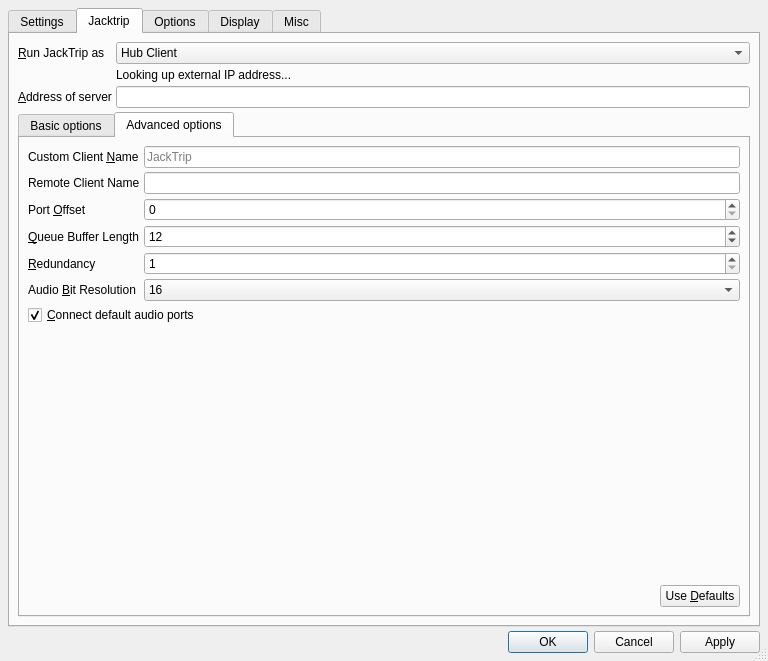
Old version of the form src/qjackctlSetupForm.ui in the repository alexcoy257/cuws-gui.
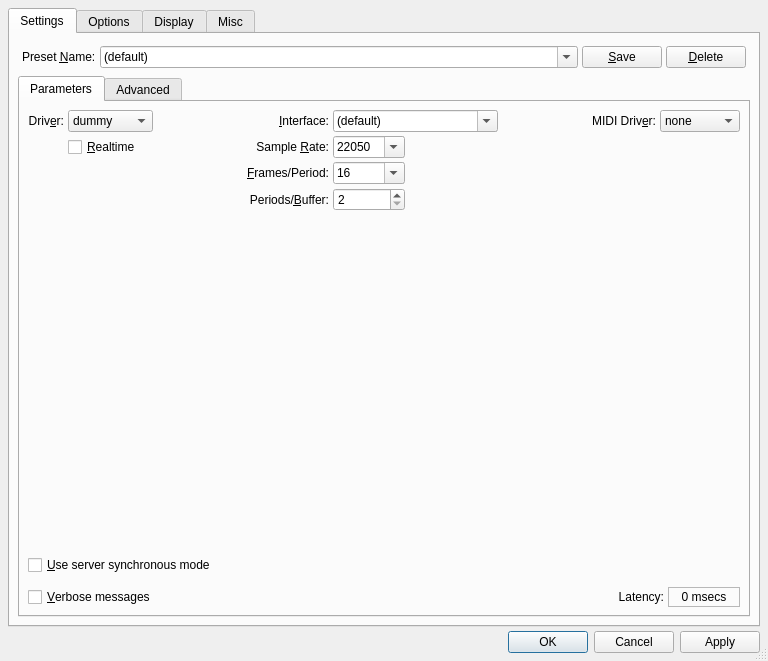
New version of the form. The open tabs and pages were chosen to show the change. Icons and pictures are not drawn. Custom widgets are drawn as their Qt base class.

Commit message: Renamed project.  Modified About ; Setup ; Main forms to clean things up

Patch:
```diff
--- a/src/qjackctlSetupForm.ui
+++ b/src/qjackctlSetupForm.ui
@@ -47,7 +47,7 @@
       <bool>false</bool>
      </property>
      <property name="currentIndex">
-      <number>1</number>
+      <number>0</number>
      </property>
      <widget class="QWidget" name="SettingsTabPage">
       <attribute name="title">
@@ -2055,418 +2055,6 @@
        </item>
       </layout>
      </widget>
-     <widget class="QWidget" name="JacktripTabPage">
-      <property name="enabled">
-       <bool>true</bool>
-      </property>
-      <attribute name="title">
-       <string>Jacktrip</string>
-      </attribute>
-      <layout class="QGridLayout" name="gridLayout">
-       <item row="2" column="1">
-        <widget class="QLineEdit" name="addressEdit"/>
-       </item>
-       <item row="0" column="0">
-        <widget class="QLabel" name="typeLabel">
-         <property name="text">
-          <string>&amp;Run JackTrip as</string>
-         </property>
-         <property name="buddy">
-          <cstring>typeComboBox</cstring>
-         </property>
-        </widget>
-       </item>
-       <item row="1" column="1">
-        <widget class="QLabel" name="ipLabel">
-         <property name="text">
-          <string>Looking up external IP address...</string>
-         </property>
-        </widget>
-       </item>
-       <item row="2" column="0">
-        <widget class="QLabel" name="addressLabel">
-         <property name="enabled">
-          <bool>true</bool>
-         </property>
-         <property name="text">
-          <string>&amp;Address of server</string>
-         </property>
-         <property name="buddy">
-          <cstring>addressEdit</cstring>
-         </property>
-        </widget>
-       </item>
-       <item row="4" column="0" colspan="2">
-        <widget class="QTabWidget" name="optionsTabWidget">
-         <property name="enabled">
-          <bool>true</bool>
-         </property>
-         <property name="minimumSize">
-          <size>
-           <width>391</width>
-           <height>0</height>
-          </size>
-         </property>
-         <property name="currentIndex">
-          <number>0</number>
-         </property>
-         <property name="tabsClosable">
-          <bool>false</bool>
-         </property>
-         <property name="movable">
-          <bool>false</bool>
-         </property>
-         <widget class="QWidget" name="basicTab">
-          <attribute name="title">
-           <string>Basic options</string>
-          </attribute>
-          <layout class="QGridLayout" name="gridLayout_3">
-           <item row="3" column="0" colspan="2">
-            <widget class="QCheckBox" name="zeroCheckBox">
-             <property name="text">
-              <string>Set buffer to &amp;zero when underrun occurs</string>
-             </property>
-            </widget>
-           </item>
-           <item row="1" column="1">
-            <widget class="QComboBox" name="autoPatchComboBox">
-             <property name="currentIndex">
-              <number>0</number>
-             </property>
-             <item>
-              <property name="text">
-               <string>Server to clients</string>
-              </property>
-             </item>
-             <item>
-              <property name="text">
-               <string>Client loopback</string>
-              </property>
-             </item>
-             <item>
-              <property name="text">
-               <string>Client fan out/in but no loopback</string>
-              </property>
-             </item>
-             <item>
-              <property name="text">
-               <string>Full Mix</string>
-              </property>
-             </item>
-             <item>
-              <property name="text">
-               <string>No auto patching</string>
-              </property>
-             </item>
-            </widget>
-           </item>
-           <item row="4" column="0">
-            <spacer name="basicVerticalSpacer">
-             <property name="orientation">
-              <enum>Qt::Vertical</enum>
-             </property>
-             <property name="sizeType">
-              <enum>QSizePolicy::Expanding</enum>
-             </property>
-             <property name="sizeHint" stdset="0">
-              <size>
-               <width>20</width>
-               <height>40</height>
-              </size>
-             </property>
-            </spacer>
-           </item>
-           <item row="1" column="0">
-            <widget class="QLabel" name="autoPatchLabel">
-             <property name="maximumSize">
-              <size>
-               <width>130</width>
-               <height>16777215</height>
-              </size>
-             </property>
-             <property name="text">
-              <string>Hub auto&amp;patch mode</string>
-             </property>
-             <property name="buddy">
-              <cstring>autoPatchComboBox</cstring>
-             </property>
-            </widget>
-           </item>
-           <item row="0" column="0">
-            <widget class="QLabel" name="channelLabel">
-             <property name="maximumSize">
-              <size>
-               <width>130</width>
-               <height>16777215</height>
-              </size>
-             </property>
-             <property name="text">
-              <string>&amp;Number of channels</string>
-             </property>
-             <property name="buddy">
-              <cstring>channelSpinBox</cstring>
-             </property>
-            </widget>
-           </item>
-           <item row="0" column="1">
-            <widget class="QSpinBox" name="channelSpinBox">
-             <property name="minimum">
-              <number>1</number>
-             </property>
-             <property name="value">
-              <number>2</number>
-             </property>
-            </widget>
-           </item>
-           <item row="6" column="0" colspan="2">
-            <layout class="QHBoxLayout" name="aboutLayout">
-             <item>
-              <spacer name="aboutSpacer">
-               <property name="orientation">
-                <enum>Qt::Horizontal</enum>
-               </property>
-               <property name="sizeHint" stdset="0">
-                <size>
-                 <width>40</width>
-                 <height>20</height>
-                </size>
-               </property>
-              </spacer>
-             </item>
-             <item>
-              <widget class="QPushButton" name="aboutButton">
-               <property name="text">
-                <string>About</string>
-               </property>
-              </widget>
-             </item>
-            </layout>
-           </item>
-          </layout>
-         </widget>
-         <widget class="QWidget" name="advancedTab">
-          <property name="enabled">
-           <bool>true</bool>
-          </property>
-          <attribute name="title">
-           <string>Advanced options</string>
-          </attribute>
-          <layout class="QGridLayout" name="gridLayout_4">
-           <item row="5" column="0">
-            <widget class="QLabel" name="resolutionLabel">
-             <property name="text">
-              <string>Audio &amp;Bit Resolution</string>
-             </property>
-             <property name="buddy">
-              <cstring>resolutionComboBox</cstring>
-             </property>
-            </widget>
-           </item>
-           <item row="0" column="1">
-            <widget class="QLineEdit" name="clientNameEdit">
-             <property name="maxLength">
-              <number>64</number>
-             </property>
-             <property name="placeholderText">
-              <string>JackTrip</string>
-             </property>
-            </widget>
-           </item>
-           <item row="3" column="1">
-            <widget class="QSpinBox" name="queueLengthSpinBox">
-             <property name="minimum">
-              <number>2</number>
-             </property>
-             <property name="value">
-              <number>12</number>
-             </property>
-            </widget>
-           </item>
-           <item row="6" column="0" colspan="2">
-            <layout class="QHBoxLayout" name="connectAudioLayout">
-             <item>
-              <widget class="QCheckBox" name="connectAudioCheckBox">
-               <property name="text">
-                <string>&amp;Connect default audio ports</string>
-               </property>
-               <property name="checked">
-                <bool>true</bool>
-               </property>
-              </widget>
-             </item>
-            </layout>
-           </item>
-           <item row="3" column="0">
-            <widget class="QLabel" name="queueLengthLabel">
-             <property name="text">
-              <string>&amp;Queue Buffer Length</string>
-             </property>
-             <property name="buddy">
-              <cstring>queueLengthSpinBox</cstring>
-             </property>
-            </widget>
-           </item>
-           <item row="8" column="0" colspan="2">
-            <layout class="QHBoxLayout" name="useDefaultsLayout">
-             <item>
-              <spacer name="useDefaultsSpacer">
-               <property name="orientation">
-                <enum>Qt::Horizontal</enum>
-               </property>
-               <property name="sizeHint" stdset="0">
-                <size>
-                 <width>40</width>
-                 <height>20</height>
-                </size>
-               </property>
-              </spacer>
-             </item>
-             <item>
-              <widget class="QPushButton" name="useDefaultsButton">
-               <property name="text">
-                <string>Use &amp;Defaults</string>
-               </property>
-              </widget>
-             </item>
-            </layout>
-           </item>
-           <item row="5" column="1">
-            <widget class="QComboBox" name="resolutionComboBox">
-             <property name="currentIndex">
-              <number>1</number>
-             </property>
-             <item>
-              <property name="text">
-               <string>8</string>
-              </property>
-             </item>
-             <item>
-              <property name="text">
-               <string>16</string>
-              </property>
-             </item>
-             <item>
-              <property name="text">
-               <string>24</string>
-              </property>
-             </item>
-             <item>
-              <property name="text">
-               <string>32</string>
-              </property>
-             </item>
-            </widget>
-           </item>
-           <item row="0" column="0">
-            <widget class="QLabel" name="clientNameLabel">
-             <property name="text">
-              <string>Custom Client &amp;Name</string>
-             </property>
-             <property name="buddy">
-              <cstring>clientNameEdit</cstring>
-             </property>
-            </widget>
-           </item>
-           <item row="4" column="1">
-            <widget class="QSpinBox" name="redundancySpinBox">
-             <property name="minimum">
-              <number>1</number>
-             </property>
-             <property name="value">
-              <number>1</number>
-             </property>
-            </widget>
-           </item>
-           <item row="7" column="0">
-            <spacer name="advancedVerticalSpacer">
-             <property name="orientation">
-              <enum>Qt::Vertical</enum>
-             </property>
-             <property name="sizeHint" stdset="0">
-              <size>
-               <width>20</width>
-               <height>40</height>
-              </size>
-             </property>
-            </spacer>
-           </item>
-           <item row="2" column="0">
-            <widget class="QLabel" name="portOffsetLabel">
-             <property name="text">
-              <string>Port &amp;Offset</string>
-             </property>
-             <property name="buddy">
-              <cstring>portOffsetSpinBox</cstring>
-             </property>
-            </widget>
-           </item>
-           <item row="2" column="1">
-            <widget class="QSpinBox" name="portOffsetSpinBox">
-             <property name="maximum">
-              <number>999</number>
-             </property>
-            </widget>
-           </item>
-           <item row="4" column="0">
-            <widget class="QLabel" name="redundancyLabel">
-             <property name="text">
-              <string>&amp;Redundancy</string>
-             </property>
-             <property name="buddy">
-              <cstring>redundancySpinBox</cstring>
-             </property>
-            </widget>
-           </item>
-           <item row="1" column="1">
-            <widget class="QLineEdit" name="remoteNameEdit">
-             <property name="maxLength">
-              <number>64</number>
-             </property>
-            </widget>
-           </item>
-           <item row="1" column="0">
-            <widget class="QLabel" name="remoteNameLabel">
-             <property name="text">
-              <string>Remote Client Name</string>
-             </property>
-             <property name="buddy">
-              <cstring>remoteNameEdit</cstring>
-             </property>
-            </widget>
-           </item>
-          </layout>
-         </widget>
-        </widget>
-       </item>
-       <item row="0" column="1">
-        <widget class="QComboBox" name="typeComboBox">
-         <property name="toolTip">
-          <string/>
-         </property>
-         <item>
-          <property name="text">
-           <string>Hub Client</string>
-          </property>
-         </item>
-         <item>
-          <property name="text">
-           <string>Hub Server</string>
-          </property>
-         </item>
-         <item>
-          <property name="text">
-           <string>Client</string>
-          </property>
-         </item>
-         <item>
-          <property name="text">
-           <string>Server</string>
-          </property>
-         </item>
-        </widget>
-       </item>
-      </layout>
-     </widget>
      <widget class="QWidget" name="OptionsTabPage">
       <attribute name="title">
        <string>Options</string>
```
The commit also changes 9 other files.
